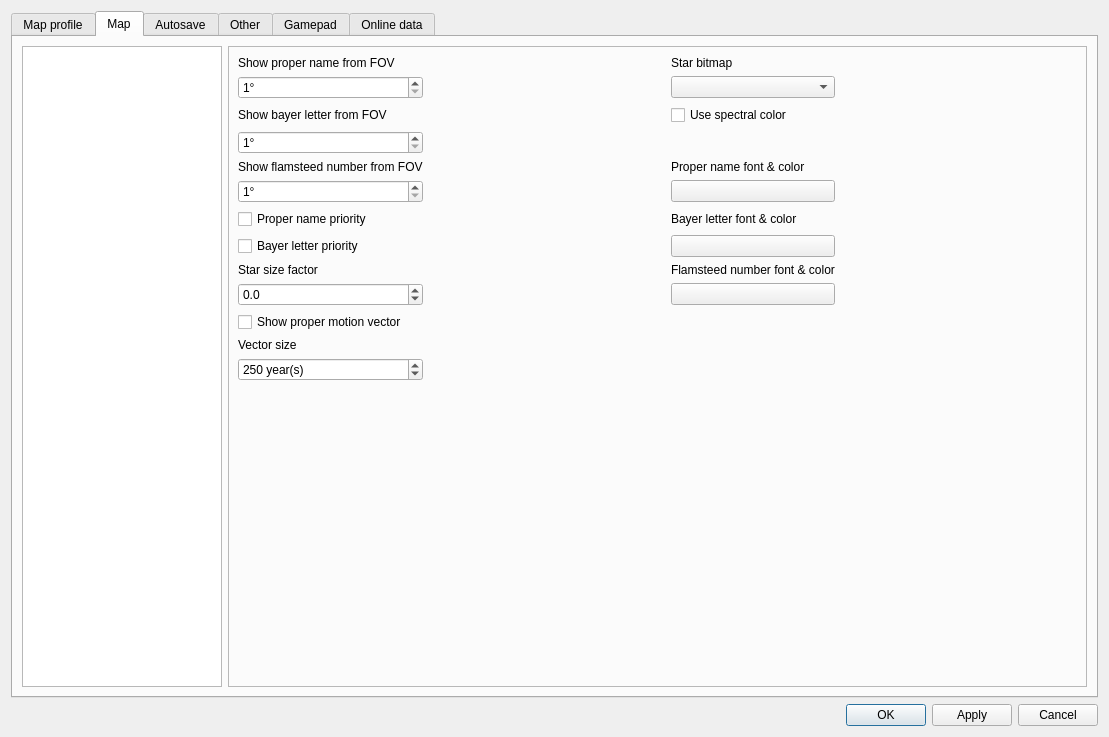
Above: csetting.ui from PavelMr/skytechx before the change. Below: the same form after it.
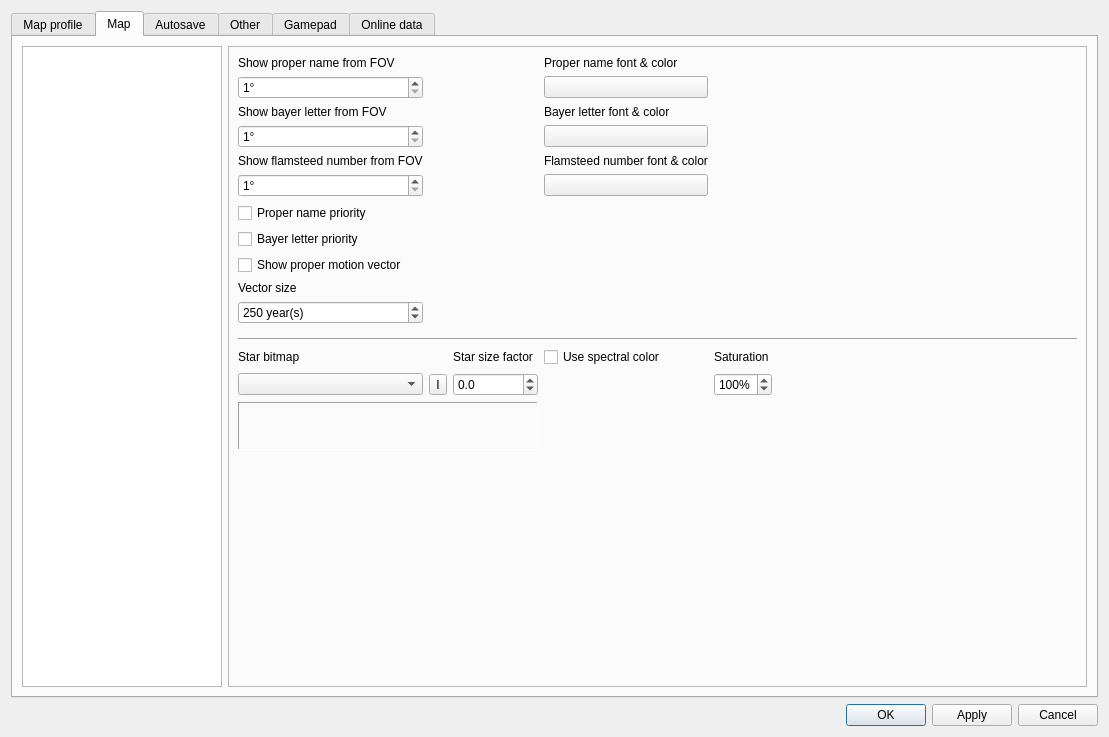
That is the form after the change. The open tabs and pages were chosen to show the change. Custom widgets are drawn as their Qt base class.

Commit message: Star bitmap setting

What changed in the file:
```diff
--- a/csetting.ui
+++ b/csetting.ui
@@ -177,26 +177,19 @@
             <layout class="QVBoxLayout" name="verticalLayout_18">
              <item>
               <layout class="QGridLayout" name="gridLayout_2">
-               <item row="10" column="0">
-                <widget class="QCheckBox" name="cb_properMotion">
-                 <property name="text">
-                  <string>Show proper motion vector</string>
-                 </property>
-                </widget>
-               </item>
-               <item row="12" column="0">
-                <widget class="QSpinBox" name="sb_pmYears">
+               <item row="1" column="0">
+                <widget class="QDoubleSpinBox" name="doubleSpinBox">
                  <property name="suffix">
-                  <string> year(s)</string>
+                  <string>°</string>
+                 </property>
+                 <property name="decimals">
+                  <number>0</number>
                  </property>
                  <property name="minimum">
-                  <number>-2000</number>
+                  <double>1.000000000000000</double>
                  </property>
                  <property name="maximum">
-                  <number>2000</number>
-                 </property>
-                 <property name="value">
-                  <number>250</number>
+                  <double>90.000000000000000</double>
                  </property>
                 </widget>
                </item>
@@ -207,19 +200,84 @@
                  </property>
                 </widget>
                </item>
-               <item row="1" column="1">
-                <spacer name="horizontalSpacer_7">
+               <item row="3" column="3">
+                <widget class="CFontColorButton" name="pushButton_5">
+                 <property name="text">
+                  <string/>
+                 </property>
+                </widget>
+               </item>
+               <item row="0" column="0">
+                <widget class="QLabel" name="label">
+                 <property name="text">
+                  <string>Show proper name from FOV</string>
+                 </property>
+                </widget>
+               </item>
+               <item row="7" column="0">
+                <widget class="QCheckBox" name="checkBox">
+                 <property name="text">
+                  <string>Bayer letter priority</string>
+                 </property>
+                </widget>
+               </item>
+               <item row="19" column="0">
+                <spacer name="verticalSpacer_4">
                  <property name="orientation">
-                  <enum>Qt::Horizontal</enum>
+                  <enum>Qt::Vertical</enum>
                  </property>
                  <property name="sizeHint" stdset="0">
                   <size>
-                   <width>40</width>
-                   <height>20</height>
+                   <width>20</width>
+                   <height>40</height>
                   </size>
                  </property>
                 </spacer>
                </item>
+               <item row="0" column="3">
+                <widget class="QLabel" name="label_5">
+                 <property name="text">
+                  <string>Proper name font &amp; color</string>
+                 </property>
+                </widget>
+               </item>
+               <item row="2" column="3">
+                <widget class="QLabel" name="label_6">
+                 <property name="text">
+                  <string>Bayer letter font &amp; color</string>
+                 </property>
+                </widget>
+               </item>
+               <item row="9" column="0">
+                <widget class="QLabel" name="label_100">
+                 <property name="text">
+                  <string>Vector size</string>
+                 </property>
+                </widget>
+               </item>
+               <item row="8" column="0">
+                <widget class="QCheckBox" name="cb_properMotion">
+                 <property name="text">
+                  <string>Show proper motion vector</string>
+                 </property>
+                </widget>
+               </item>
+               <item row="5" column="0">
+                <widget class="QDoubleSpinBox" name="doubleSpinBox_3">
+                 <property name="suffix">
+                  <string>°</string>
+                 </property>
+                 <property name="decimals">
+                  <number>0</number>
+                 </property>
+                 <property name="minimum">
+                  <double>1.000000000000000</double>
+                 </property>
+                 <property name="maximum">
+                  <double>90.000000000000000</double>
+                 </property>
+                </widget>
+               </item>
                <item row="2" column="0">
                 <widget class="QLabel" name="label_2">
                  <property name="text">
@@ -227,6 +285,29 @@
                  </property>
                 </widget>
                </item>
+               <item row="5" column="3">
+                <widget class="CFontColorButton" name="pushButton_6">
+                 <property name="text">
+                  <string/>
+                 </property>
+                </widget>
+               </item>
+               <item row="3" column="0">
+                <widget class="QDoubleSpinBox" name="doubleSpinBox_2">
+                 <property name="suffix">
+                  <string>°</string>
+                 </property>
+                 <property name="decimals">
+                  <number>0</number>
+                 </property>
+                 <property name="minimum">
+                  <double>1.000000000000000</double>
+                 </property>
+                 <property name="maximum">
+                  <double>90.000000000000000</double>
+                 </property>
+                </widget>
+               </item>
                <item row="4" column="0">
                 <widget class="QLabel" name="label_3">
                  <property name="text">
@@ -234,37 +315,40 @@
                  </property>
                 </widget>
                </item>
-               <item row="1" column="0">
-                <widget class="QDoubleSpinBox" name="doubleSpinBox">
-                 <property name="suffix">
-                  <string>°</string>
-                 </property>
-                 <property name="decimals">
-                  <number>0</number>
-                 </property>
-                 <property name="minimum">
-                  <double>1.000000000000000</double>
-                 </property>
-                 <property name="maximum">
-                  <double>90.000000000000000</double>
+               <item row="4" column="3">
+                <widget class="QLabel" name="label_7">
+                 <property name="text">
+                  <string>Flamsteed number font &amp; color</string>
                  </property>
                 </widget>
                </item>
-               <item row="5" column="2">
+               <item row="1" column="3">
                 <widget class="CFontColorButton" name="pushButton_4">
                  <property name="text">
                   <string/>
                  </property>
                 </widget>
                </item>
-               <item row="7" column="0">
-                <widget class="QCheckBox" name="checkBox">
-                 <property name="text">
-                  <string>Bayer letter priority</string>
+               <item row="10" column="0">
+                <widget class="QSpinBox" name="sb_pmYears">
+                 <property name="suffix">
+                  <string> year(s)</string>
+                 </property>
+                 <property name="minimum">
+                  <number>-2000</number>
+                 </property>
+                 <property name="maximum">
+                  <number>2000</number>
+                 </property>
+                 <property name="singleStep">
+                  <number>10</number>
+                 </property>
+                 <property name="value">
+                  <number>250</number>
                  </property>
                 </widget>
                </item>
-               <item row="9" column="0">
+               <item row="17" column="2">
                 <widget class="QDoubleSpinBox" name="doubleSpinBox_30">
                  <property name="decimals">
                   <number>1</number>
@@ -280,42 +364,24 @@
                  </property>
                 </widget>
                </item>
-               <item row="8" column="0">
+               <item row="16" column="2">
                 <widget class="QLabel" name="label_61">
                  <property name="text">
                   <string>Star size factor</string>
                  </property>
                 </widget>
                </item>
-               <item row="0" column="2">
-                <widget class="QLabel" name="label_4">
-                 <property name="text">
-                  <string>Star bitmap</string>
+               <item row="17" column="1">
+                <widget class="QToolButton" name="toolButton_2">
+                 <property name="toolTip">
+                  <string>Show star bitmap</string>
                  </property>
-                </widget>
-               </item>
-               <item row="4" column="2">
-                <widget class="QLabel" name="label_5">
                  <property name="text">
-                  <string>Proper name font &amp; color</string>
+                  <string>I</string>
                  </property>
                 </widget>
                </item>
-               <item row="7" column="2">
-                <widget class="CFontColorButton" name="pushButton_5">
-                 <property name="text">
-                  <string/>
-                 </property>
-                </widget>
-               </item>
-               <item row="0" column="0">
-                <widget class="QLabel" name="label">
-                 <property name="text">
-                  <string>Show proper name from FOV</string>
-                 </property>
-                </widget>
-               </item>
-               <item row="1" column="2">
+               <item row="17" column="0">
                 <widget class="QComboBox" name="comboBox">
                  <property name="iconSize">
                   <size>
@@ -325,23 +391,46 @@
                  </property>
                 </widget>
                </item>
-               <item row="5" column="0">
-                <widget class="QDoubleSpinBox" name="doubleSpinBox_3">
-                 <property name="suffix">
-                  <string>°</string>
+               <item row="16" column="0">
+                <widget class="QLabel" name="label_4">
+                 <property name="text">
+                  <string>Star bitmap</string>
                  </property>
-                 <property name="decimals">
-                  <number>0</number>
+                </widget>
+               </item>
+               <item row="18" column="0" colspan="3">
+                <widget class="CStarExample" name="frame_2">
+                 <property name="minimumSize">
+                  <size>
+                   <width>300</width>
+                   <height>48</height>
+                  </size>
                  </property>
-                 <property name="minimum">
-                  <double>1.000000000000000</double>
+                 <property name="frameShape">
+                  <enum>QFrame::Panel</enum>
                  </property>
-                 <property name="maximum">
-                  <double>90.000000000000000</double>
+                 <property name="frameShadow">
+                  <enum>QFrame::Sunken</enum>
                  </property>
                 </widget>
                </item>
-               <item row="5" column="3">
+               <item row="11" column="0">
+                <spacer name="verticalSpacer_13">
+                 <property name="orientation">
+                  <enum>Qt::Vertical</enum>
+                 </property>
+                 <property name="sizeType">
+                  <enum>QSizePolicy::Fixed</enum>
+                 </property>
+                 <property name="sizeHint" stdset="0">
+                  <size>
+                   <width>20</width>
+                   <height>8</height>
+                  </size>
+                 </property>
+                </spacer>
+               </item>
+               <item row="17" column="5">
                 <spacer name="horizontalSpacer_6">
                  <property name="orientation">
                   <enum>Qt::Horizontal</enum>
@@ -354,67 +443,43 @@
                  </property>
                 </spacer>
                </item>
-               <item row="8" column="2">
-                <widget class="QLabel" name="label_7">
-                 <property name="text">
-                  <string>Flamsteed number font &amp; color</string>
-                 </property>
-                </widget>
-               </item>
-               <item row="6" column="2">
-                <widget class="QLabel" name="label_6">
-                 <property name="text">
-                  <string>Bayer letter font &amp; color</string>
-                 </property>
-                </widget>
-               </item>
-               <item row="2" column="2">
+               <item row="16" column="3">
                 <widget class="QCheckBox" name="checkBox_3">
                  <property name="text">
                   <string>Use spectral color</string>
                  </property>
                 </widget>
                </item>
-               <item row="3" column="0">
-                <widget class="QDoubleSpinBox" name="doubleSpinBox_2">
-                 <property name="suffix">
-                  <string>°</string>
-                 </property>
-                 <property name="decimals">
-                  <number>0</number>
-                 </property>
-                 <property name="minimum">
-                  <double>1.000000000000000</double>
-                 </property>
-                 <property name="maximum">
-                  <double>90.000000000000000</double>
-                 </property>
-                </widget>
-               </item>
-               <item row="13" column="0">
-                <spacer name="verticalSpacer_4">
+               <item row="12" column="0" colspan="6">
+                <widget class="Line" name="line_4">
                  <property name="orientation">
-                  <enum>Qt::Vertical</enum>
+                  <enum>Qt::Horizontal</enum>
                  </property>
-                 <property name="sizeHint" stdset="0">
-                  <size>
-                   <width>20</width>
-                   <height>40</height>
-                  </size>
-                 </property>
-                </spacer>
+                </widget>
                </item>
-               <item row="9" column="2">
-                <widget class="CFontColorButton" name="pushButton_6">
+               <item row="16" column="4">
+                <widget class="QLabel" name="label_110">
                  <property name="text">
+                  <string>Saturation</string>
+                 </property>
+                </widget>
+               </item>
+               <item row="17" column="4">
+                <widget class="QSpinBox" name="spinBox_5">
+                 <property name="suffix">
+                  <string>%</string>
+                 </property>
+                 <property name="prefix">
                   <string/>
                  </property>
-                </widget>
-               </item>
-               <item row="11" column="0">
-                <widget class="QLabel" name="label_100">
-                 <property name="text">
-                  <string>Vector size</string>
+                 <property name="maximum">
+                  <number>200</number>
+                 </property>
+                 <property name="singleStep">
+                  <number>10</number>
+                 </property>
+                 <property name="value">
+                  <number>100</number>
                  </property>
                 </widget>
                </item>
@@ -4710,6 +4775,12 @@
    <header location="global">cframegradient.h</header>
    <container>1</container>
   </customwidget>
+  <customwidget>
+   <class>CStarExample</class>
+   <extends>QFrame</extends>
+   <header>cstarexample.h</header>
+   <container>1</container>
+  </customwidget>
  </customwidgets>
  <resources/>
  <connections>
```
Left out of the diff: 2 changed lines with no effect on the pictures. The commit also changes 18 other files.
